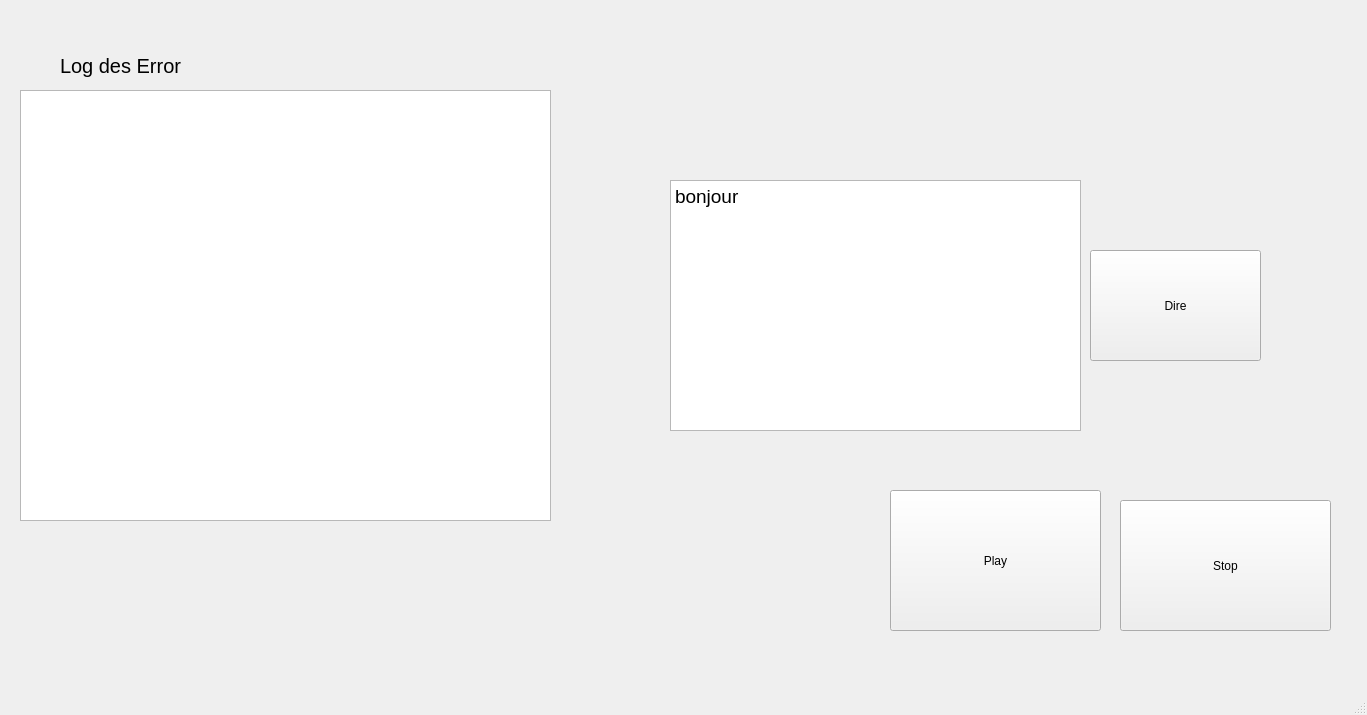
Old version of the form mainwindow.ui in the repository MartinPratoussy/ARHM-Outil-de-communication.
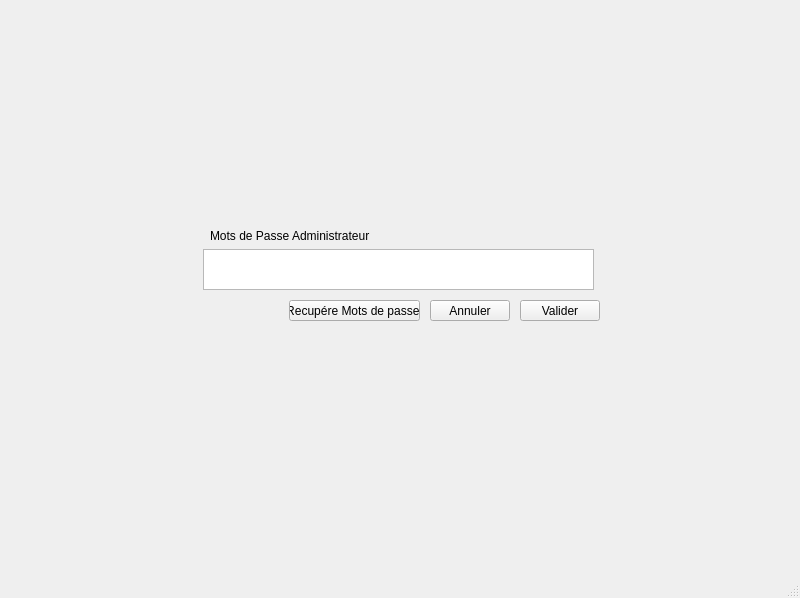
New version of the form.

Diff of the .ui file:
```diff
--- a/mainwindow.ui
+++ b/mainwindow.ui
@@ -6,8 +6,8 @@
    <rect>
     <x>0</x>
     <y>0</y>
-    <width>1367</width>
-    <height>715</height>
+    <width>800</width>
+    <height>598</height>
    </rect>
   </property>
   <property name="windowTitle">
@@ -17,96 +17,76 @@
    <widget class="QPushButton" name="Parle">
     <property name="geometry">
      <rect>
-      <x>1090</x>
-      <y>250</y>
-      <width>171</width>
-      <height>111</height>
+      <x>520</x>
+      <y>300</y>
+      <width>80</width>
+      <height>21</height>
      </rect>
     </property>
     <property name="text">
-     <string>Dire</string>
+     <string>Valider</string>
     </property>
    </widget>
    <widget class="QPushButton" name="pushButton">
     <property name="geometry">
      <rect>
-      <x>890</x>
-      <y>490</y>
-      <width>211</width>
-      <height>141</height>
+      <x>289</x>
+      <y>300</y>
+      <width>131</width>
+      <height>21</height>
      </rect>
     </property>
     <property name="text">
-     <string>Play</string>
+     <string>Recupére Mots de passe </string>
     </property>
    </widget>
    <widget class="QPushButton" name="pushButton_2">
     <property name="geometry">
      <rect>
-      <x>1120</x>
-      <y>500</y>
-      <width>211</width>
-      <height>131</height>
+      <x>430</x>
+      <y>300</y>
+      <width>80</width>
+      <height>21</height>
      </rect>
     </property>
     <property name="text">
-     <string>Stop</string>
+     <string>Annuler</string>
     </property>
    </widget>
    <widget class="QTextEdit" name="textEnLecture">
     <property name="geometry">
      <rect>
-      <x>670</x>
-      <y>180</y>
-      <width>411</width>
-      <height>251</height>
+      <x>203</x>
+      <y>249</y>
+      <width>391</width>
+      <height>41</height>
      </rect>
     </property>
-    <property name="font">
-     <font>
-      <pointsize>15</pointsize>
-     </font>
+    <property name="readOnly">
+     <bool>false</bool>
     </property>
     <property name="html">
      <string>&lt;!DOCTYPE HTML PUBLIC &quot;-//W3C//DTD HTML 4.0//EN&quot; &quot;http://www.w3.org/TR/REC-html40/strict.dtd&quot;&gt;
 &lt;html&gt;&lt;head&gt;&lt;meta name=&quot;qrichtext&quot; content=&quot;1&quot; /&gt;&lt;style type=&quot;text/css&quot;&gt;
 p, li { white-space: pre-wrap; }
-&lt;/style&gt;&lt;/head&gt;&lt;body style=&quot; font-family:'MS Shell Dlg 2'; font-size:15pt; font-weight:400; font-style:normal;&quot;&gt;
-&lt;p style=&quot; margin-top:0px; margin-bottom:0px; margin-left:0px; margin-right:0px; -qt-block-indent:0; text-indent:0px;&quot;&gt;&lt;span style=&quot; font-family:'MS Shell Dlg 2'; font-size:14pt;&quot;&gt;bonjour&lt;/span&gt;&lt;/p&gt;
-&lt;p style=&quot;-qt-paragraph-type:empty; margin-top:0px; margin-bottom:0px; margin-left:0px; margin-right:0px; -qt-block-indent:0; text-indent:0px; font-family:'MS Shell Dlg 2'; font-size:14pt;&quot;&gt;&lt;br /&gt;&lt;/p&gt;&lt;/body&gt;&lt;/html&gt;</string>
+&lt;/style&gt;&lt;/head&gt;&lt;body style=&quot; font-family:'MS Shell Dlg 2'; font-size:8.25pt; font-weight:400; font-style:normal;&quot;&gt;
+&lt;p style=&quot;-qt-paragraph-type:empty; margin-top:0px; margin-bottom:0px; margin-left:0px; margin-right:0px; -qt-block-indent:0; text-indent:0px;&quot;&gt;&lt;br /&gt;&lt;/p&gt;&lt;/body&gt;&lt;/html&gt;</string>
     </property>
-   </widget>
-   <widget class="QTextEdit" name="logError">
-    <property name="geometry">
-     <rect>
-      <x>20</x>
-      <y>90</y>
-      <width>531</width>
-      <height>431</height>
-     </rect>
-    </property>
-    <property name="font">
-     <font>
-      <pointsize>25</pointsize>
-     </font>
+    <property name="cursorWidth">
+     <number>1</number>
     </property>
    </widget>
    <widget class="QLabel" name="label">
     <property name="geometry">
      <rect>
-      <x>60</x>
-      <y>40</y>
-      <width>401</width>
-      <height>51</height>
+      <x>210</x>
+      <y>220</y>
+      <width>381</width>
+      <height>31</height>
      </rect>
     </property>
-    <property name="font">
-     <font>
-      <pointsize>15</pointsize>
-     </font>
-    </property>
     <property name="text">
-     <string>Log des Error</string>
+     <string>Mots de Passe Administrateur</string>
     </property>
    </widget>
   </widget>
```
Left out of the diff: 12 changed lines with no effect on the pictures.
